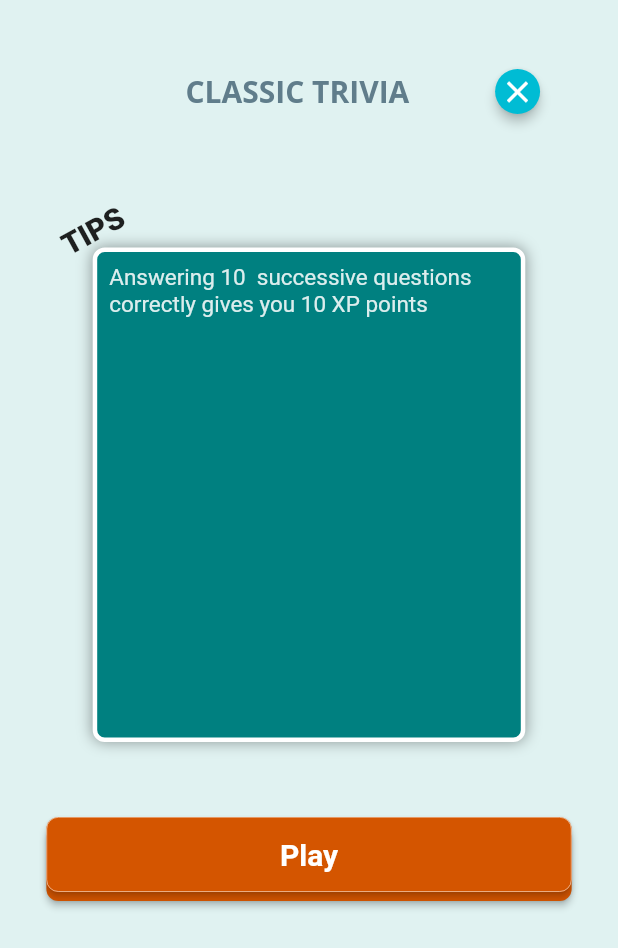
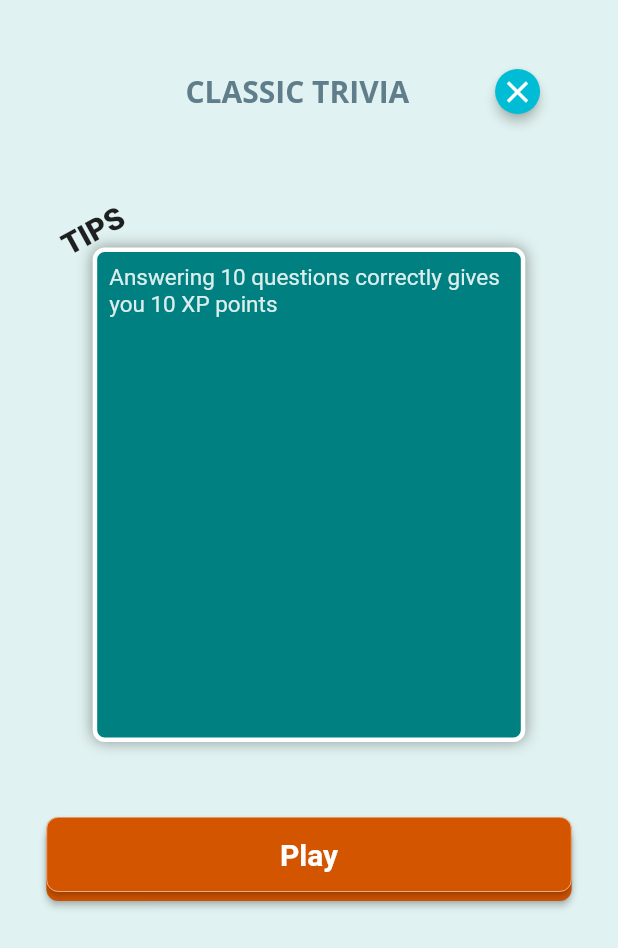
Before and after one commit to chibikes/trivia_expert_app, a Flutter app: the TipPage screen opened directly, on a phone screen of 412 x 824 dp. Shown: the top 948 px of the screen. Run offline on Flutter 3.47's test engine with Material 2 defaults, Android fonts, the phone set to English and light mode, and no system bars; our stand-ins replace audioplayers, badges, bloc, cached_network_image, cloud_firestore, equatable and 15 more; missing offline and left inert: dart:ffi, pedantic; accounts and stored records are empty; generated files the repository leaves out were written again; network calls fail.

Commit message:
correct tips list

```diff
--- a/lib/game/single_player/single_player.dart
+++ b/lib/game/single_player/single_player.dart
@@ -15,7 +15,7 @@ class TipPage extends StatefulWidget {
 
 class TipPageState extends State<TipPage>
     with TickerProviderStateMixin {
-  List<String> tips = ['Answering 10  successive questions correctly gives you 10 XP points', 'Buy power ups from the store section', 'Blue Crystals can be used in the store to purchase power ups. Use them!'];
+  List<String> tips = ['Answering 10 questions correctly gives you 10 XP points', 'Buy power ups from the store section', 'Blue Crystals can be used in the store to purchase power ups. Use them!'];
   var tipIndex = 0;
   late AnimationController _buttonController =
       AnimationController(vsync: this, duration: Duration(milliseconds: 50));
```
